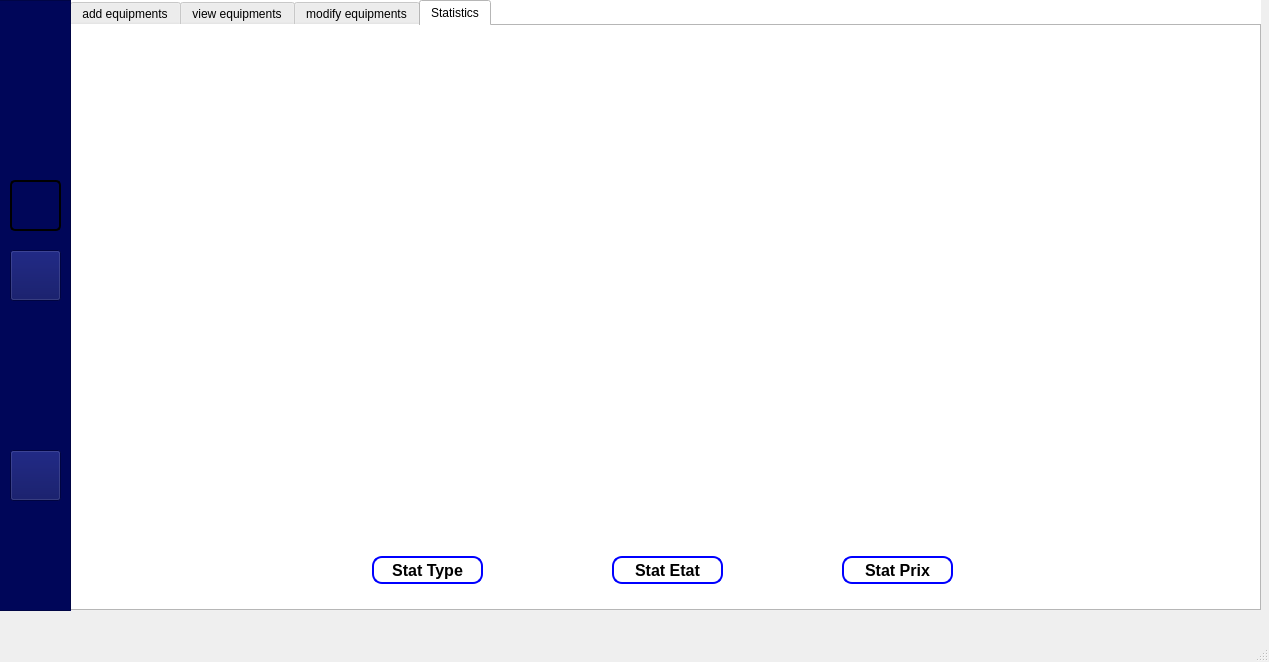
Before: the Qt Designer form mainwindow.ui in Projet-CPP-2A6/Nautica, drawn with Qt 5.
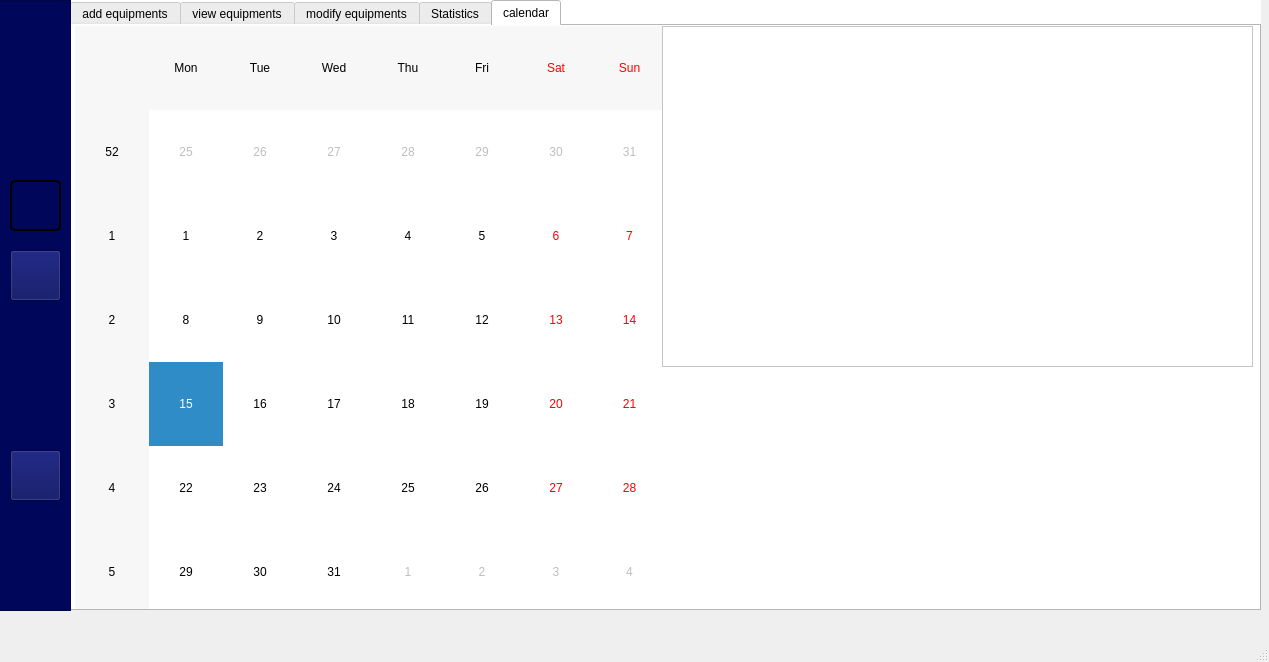
After: the same form once the commit is applied. The open tabs and pages were chosen to show the change. Icons and pictures are not drawn.

The edit to the form file:
```diff
--- a/mainwindow.ui
+++ b/mainwindow.ui
@@ -2727,7 +2727,7 @@
        <string notr="true">background:rgb(255, 255, 255);</string>
       </property>
       <property name="currentIndex">
-       <number>3</number>
+       <number>4</number>
       </property>
       <widget class="QWidget" name="add_equipments">
        <attribute name="title">
@@ -3767,6 +3767,31 @@
         </property>
        </widget>
       </widget>
+      <widget class="QWidget" name="tab_9">
+       <attribute name="title">
+        <string>calendar</string>
+       </attribute>
+       <widget class="QCalendarWidget" name="calendarWidget">
+        <property name="geometry">
+         <rect>
+          <x>3</x>
+          <y>-23</y>
+          <width>591</width>
+          <height>611</height>
+         </rect>
+        </property>
+       </widget>
+       <widget class="QTableWidget" name="equipmentDetailsTableWidget">
+        <property name="geometry">
+         <rect>
+          <x>590</x>
+          <y>0</y>
+          <width>591</width>
+          <height>341</height>
+         </rect>
+        </property>
+       </widget>
+      </widget>
      </widget>
     </widget>
     <widget class="QWidget" name="M5">
```
Left out of the diff: 4 changed lines with no effect on the pictures.
